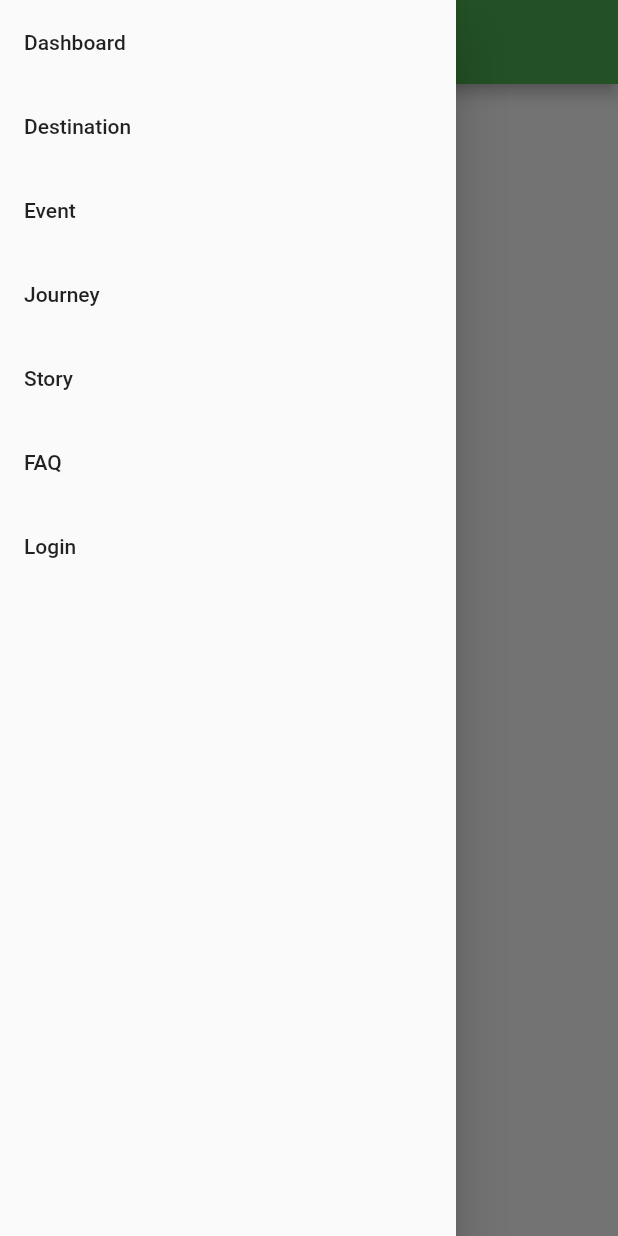
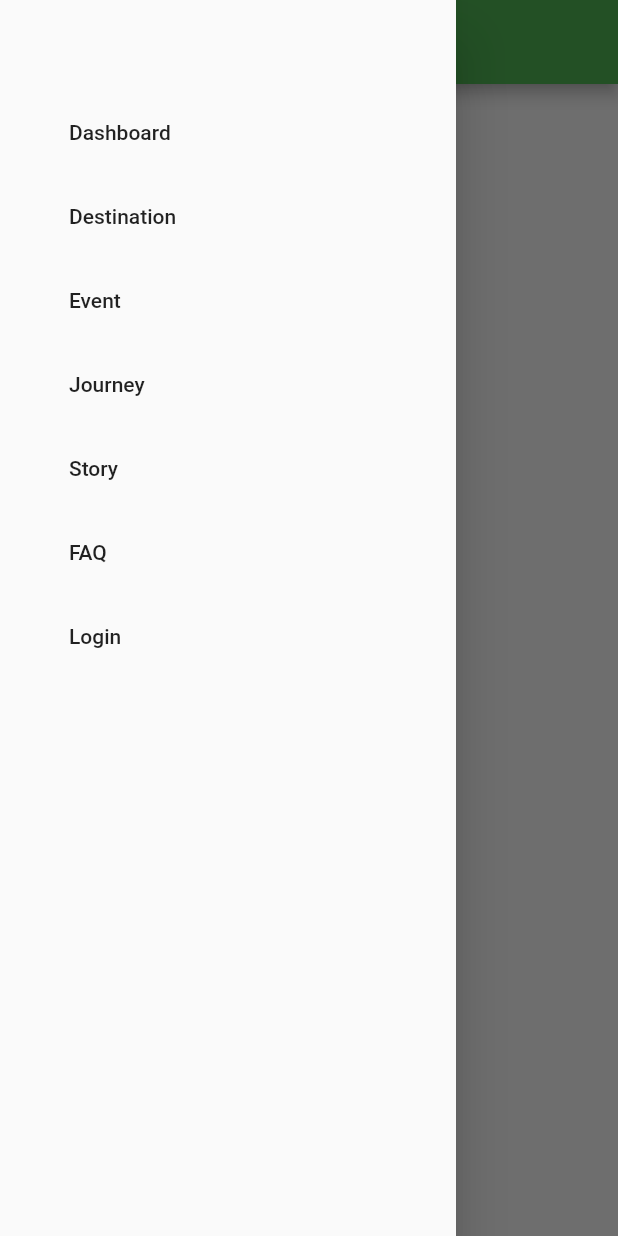
Before and after one commit to eugeniusms/wisata-nusantara-mobile, a Flutter app: the screen it shows after launch, with the side drawer open, on a phone screen of 412 x 824 dp. Run offline on Flutter 3.47's test engine with Material 2 defaults, Android fonts, the phone set to English and light mode, and no system bars.

Commit message:
🔨 Style Navbar

```diff
--- a/lib/components/Drawer.dart
+++ b/lib/components/Drawer.dart
@@ -10,7 +10,8 @@ import 'package:wisata_nusantara_mobile/apps/panduan_perjalanan/PanduanPerjalana
 // merupakan sebuah Drawer yang digunakan untuk navigasi antar page
 Drawer buildDrawer(BuildContext context) {
   return Drawer(
-    child: Column(
+    child: ListView(
+      padding: EdgeInsets.only(top: 60.0, left: 30.0),
       // menu navigasi
       children: [
         ListTile(
--- a/lib/main.dart
+++ b/lib/main.dart
@@ -19,6 +19,7 @@ class WisataNusantara extends StatelessWidget {
       title: 'Wisata Nusantara',
       theme: ThemeData(
         primarySwatch: Colors.green,
+          scaffoldBackgroundColor: const Color(0xFFEFEFEF)
       ),
       // menampilkan judul pada CounterPage
       home: const Dashboard(title: 'Wisata Nusantara'),
```
